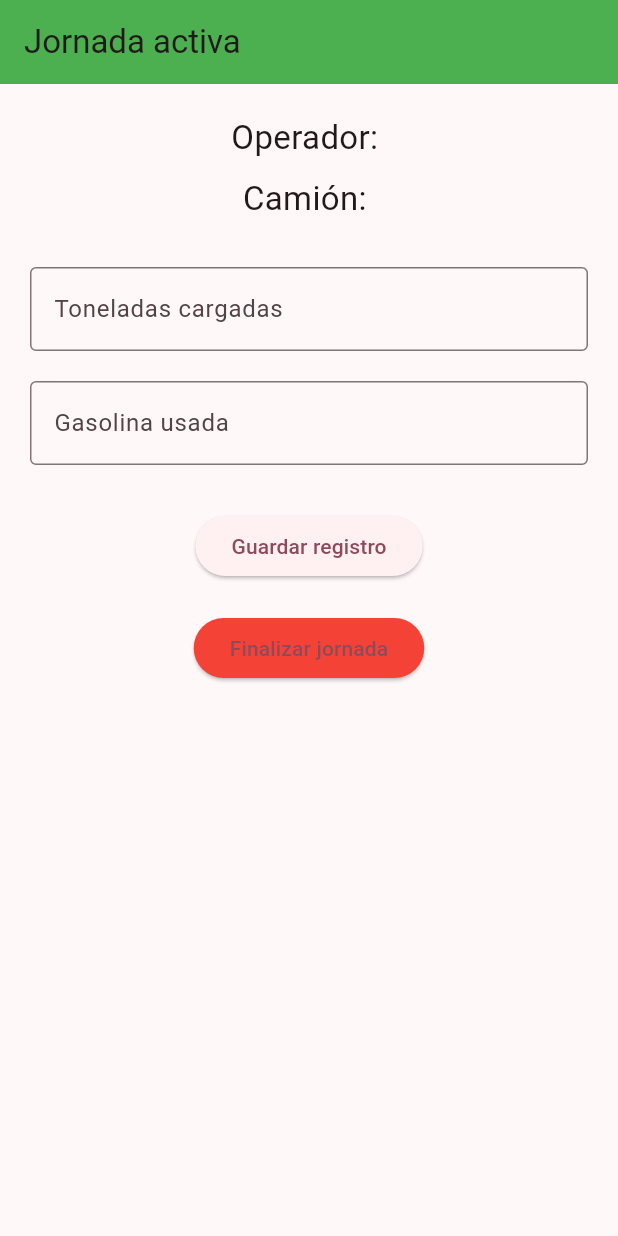
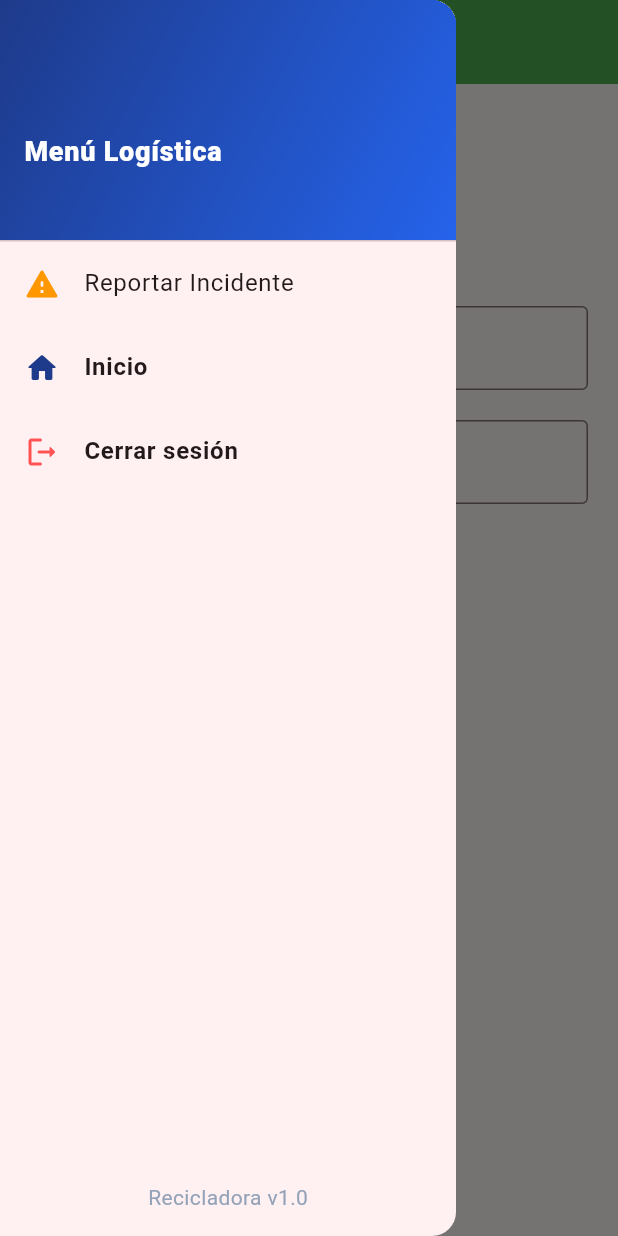
Before and after one commit to Luis3644/Recicladora, a Flutter app: the JornadaScreen screen opened directly with empty values, with the side drawer open (before the commit the screen has no drawer), on a phone screen of 412 x 824 dp. Run offline on Flutter 3.47's test engine with Material 3 defaults, Android fonts, the phone set to English and light mode, and no system bars; our stand-ins replace cloud_firestore, connectivity_plus, firebase_analytics, firebase_auth, firebase_core, firebase_crashlytics and 2 more; accounts and stored records are empty; network calls fail.

Commit message:
enviar reporter

```diff
--- a/flutter_application_1/lib/screens/checklist_screen.dart
+++ b/flutter_application_1/lib/screens/checklist_screen.dart
@@ -7,11 +7,13 @@ class ChecklistScreen extends StatefulWidget {
 
   final String nombreUsuario;
   final String camion;
+  final String placas;
 
   const ChecklistScreen({
     super.key,
     required this.nombreUsuario,
-    required this.camion
+    required this.camion,
+    required this.placas,
   });
 
   @override
@@ -82,6 +84,7 @@ class _ChecklistScreenState extends State<ChecklistScreen> {
 
         "operador": widget.nombreUsuario,
         "camion": widget.camion,
+        "placas": widget.placas,
         "casco": casco,
         "botas": botas,
         "pantalon": pantalon,
@@ -105,7 +108,8 @@ class _ChecklistScreenState extends State<ChecklistScreen> {
           .set({
 
         "jornada_activa": true,
-        "camion_actual": widget.camion
+        "camion_actual": widget.camion,
+        "placas_actuales": widget.placas,
 
       }, SetOptions(merge: true));
 
@@ -121,6 +125,7 @@ class _ChecklistScreenState extends State<ChecklistScreen> {
           builder: (_) => JornadaScreen(
             operador: widget.nombreUsuario,
             camion: widget.camion,
+            placas: widget.placas,
           ),
         ),
       );
@@ -144,8 +149,8 @@ return ConnectionWrapper(
         title: const Text("Equipo de seguridad personal"),
         backgroundColor: Colors.green,
       ),
+body: SingleChildScrollView(
 
-      body: Padding(
         padding: const EdgeInsets.all(20),
 
         child: Column(
@@ -168,6 +173,11 @@ return ConnectionWrapper(
                 fontWeight: FontWeight.bold
               ),
             ),
+
+            Text(
+                "Placas: ${widget.placas}",
+                style: const TextStyle(fontSize: 16, color: Colors.blueGrey, fontWeight: FontWeight.w600),
+              ),
 
             const SizedBox(height: 20),
 
--- a/flutter_application_1/lib/screens/confirmar_camion_screen.dart
+++ b/flutter_application_1/lib/screens/confirmar_camion_screen.dart
@@ -3,118 +3,86 @@ import 'checklist_screen.dart';
 import 'widgets_conexion/connection_wrapper.dart';
 
 class ConfirmarCamionScreen extends StatelessWidget {
-
   final String operador;
   final String camionId;
   final String tipo;
-
   final String foto;
+  final String placas; // <--- AGREGAMOS ESTO
 
   const ConfirmarCamionScreen({
     super.key,
     required this.operador,
     required this.camionId,
     required this.tipo,
-
     required this.foto,
+    required this.placas, // <--- REQUERIDO
   });
 
   @override
   Widget build(BuildContext context) {
     return ConnectionWrapper(
       child: Scaffold(
-
         appBar: AppBar(
           title: const Text("Confirmar camión"),
           automaticallyImplyLeading: false,
         ),
-
         body: Padding(
           padding: const EdgeInsets.all(20),
-
           child: Column(
             mainAxisAlignment: MainAxisAlignment.center,
             children: [
-
-            /// FOTO DEL CAMION
               Image.network(
                 foto,
                 height: 200,
                 errorBuilder: (context, error, stackTrace) {
-                return const Icon(
-                  Icons.local_shipping,
-                  size: 120,
-                );
+                  return const Icon(Icons.local_shipping, size: 120);
                 },
               ),
-
               const SizedBox(height: 20),
-
               Text(
                 tipo,
-              style: const TextStyle(
-                fontSize: 26,
-                fontWeight: FontWeight.bold,
+                style: const TextStyle(fontSize: 26, fontWeight: FontWeight.bold),
               ),
+              // --- MOSTRAR LAS PLACAS AQUÍ ---
+              Text(
+                "Placas: $placas",
+                style: const TextStyle(fontSize: 20, color: Colors.blueGrey, fontWeight: FontWeight.w600),
               ),
-
               const SizedBox(height: 10),
-
-
-
               const Text(
                 "¿Este es el camión que operarás hoy?",
                 style: TextStyle(fontSize: 18),
                 textAlign: TextAlign.center,
               ),
-
               const SizedBox(height: 40),
-
-            /// BOTON CONFIRMAR
               ElevatedButton(
-
                 style: ElevatedButton.styleFrom(
                   backgroundColor: Colors.green,
                   minimumSize: const Size(double.infinity, 50),
                 ),
-
                 onPressed: () {
-
                   Navigator.push(
                     context,
                     MaterialPageRoute(
                       builder: (_) => ChecklistScreen(
                         nombreUsuario: operador,
                         camion: tipo,
-
+                        placas: placas, // <--- PASAMOS LAS PLACAS AL CHECKLIST
                       ),
                     ),
                   );
-
                 },
-
-              child: const Text("Confirmar"),
+                child: const Text("Confirmar", style: TextStyle(color: Colors.white)),
               ),
-
               const SizedBox(height: 15),
-
-            /// BOTON CANCELAR
               ElevatedButton(
-
                 style: ElevatedButton.styleFrom(
                   backgroundColor: Colors.red,
                   minimumSize: const Size(double.infinity, 50),
                 ),
-
-              onPressed: () {
-
-                Navigator.pop(context);
-
-              },
-
-              child: const Text(" Cancelar"),
+                onPressed: () => Navigator.pop(context),
+                child: const Text("Cancelar", style: TextStyle(color: Colors.white)),
               )
-
             ],
           ),
         ),
--- a/flutter_application_1/lib/screens/jornada_screen.dart
+++ b/flutter_application_1/lib/screens/jornada_screen.dart
@@ -2,16 +2,22 @@ import 'package:flutter/material.dart';
 import 'package:cloud_firestore/cloud_firestore.dart';
 import 'operador_screen.dart';
 import 'widgets_conexion/connection_wrapper.dart';
+import 'widgets/menu_lateral.dart';
 
 class JornadaScreen extends StatefulWidget {
 
+
   final String operador;
   final String camion;
+  final String placas;
+
 
   const JornadaScreen({
     super.key,
     required this.operador,
     required this.camion,
+    required this.placas,
+
   });
 
   @override
@@ -22,6 +28,10 @@ class _JornadaScreenState extends State<JornadaScreen> {
 
   final TextEditingController toneladasController = TextEditingController();
   final TextEditingController gasolinaController = TextEditingController();
+
+
+
+
 
   Future<void> guardarRegistro() async {
 
@@ -35,6 +45,7 @@ class _JornadaScreenState extends State<JornadaScreen> {
     await FirebaseFirestore.instance.collection("jornadas").add({
       "operador": widget.operador,
       "camion": widget.camion,
+      "placas": widget.placas,
       "toneladas": toneladasController.text,
       "gasolina": gasolinaController.text,
       "fecha": DateTime.now()
@@ -69,7 +80,8 @@ class _JornadaScreenState extends State<JornadaScreen> {
         .doc(widget.operador)
         .update({
       "jornada_activa": false,
-      "camion_actual": ""
+      "camion_actual": "",
+      "placas_actuales": "",
     });
 
     ScaffoldMessenger.of(context).showSnackBar(
@@ -95,10 +107,14 @@ return ConnectionWrapper(
         title: const Text("Jornada activa"),
         backgroundColor: Colors.green,
       ),
+      drawer: MenuLateral(
+        nombreUsuario: widget.operador,
+        camion: widget.camion,
+        placas: widget.placas,
+        ),
 
-      body: Padding(
-        padding: const EdgeInsets.all(20),
-
+      body: SingleChildScrollView(
+       padding: const EdgeInsets.all(20),
         child: Column(
           children: [
 
@@ -113,6 +129,11 @@ return ConnectionWrapper(
               "Camión: ${widget.camion}",
               style: const TextStyle(fontSize: 22),
             ),
+
+            Text(
+                "Placas: ${widget.placas}",
+                style: const TextStyle(fontSize: 18, color: Colors.blueGrey),
+              ),
 
             const SizedBox(height: 30),
 
--- a/flutter_application_1/lib/screens/operador_screen.dart
+++ b/flutter_application_1/lib/screens/operador_screen.dart
@@ -58,6 +58,7 @@ class _OperadorScreenState extends State<OperadorScreen> {
     if (jornadaActiva) {
 
       String camion = doc.data()?["camion_actual"] ?? "";
+      String placas = doc.data()?["placas_actuales"] ?? "S/P";
 
       WidgetsBinding.instance.addPostFrameCallback((_) {
         Navigator.pushReplacement(
@@ -66,6 +67,7 @@ class _OperadorScreenState extends State<OperadorScreen> {
             builder: (_) => JornadaScreen(
               operador: widget.nombreUsuario,
               camion: camion,
+              placas: placas,
             ),
           ),
         );
@@ -74,7 +76,7 @@ class _OperadorScreenState extends State<OperadorScreen> {
     }
   }
 
-  Future<void> seleccionarCamion(String camionId, String tipoCamion) async {
+  Future<void> seleccionarCamion(String camionId, String tipoCamion,String placasRecibidas) async {
 
     try {
 
@@ -93,7 +95,8 @@ class _OperadorScreenState extends State<OperadorScreen> {
           .doc(widget.nombreUsuario)
           .set({
         "jornada_activa": true,
-        "camion_actual": tipoCamion
+        "camion_actual": tipoCamion,
+        "placas_actuales": placasRecibidas,
       }, SetOptions(merge: true));
 
       /// ir al checklist
@@ -105,6 +108,8 @@ class _OperadorScreenState extends State<OperadorScreen> {
           builder: (_) => ChecklistScreen(
             nombreUsuario: widget.nombreUsuario,
             camion: tipoCamion,
+            placas: placasRecibidas,
+
           ),
         ),
       );
@@ -319,6 +324,7 @@ class _OperadorScreenState extends State<OperadorScreen> {
                                 tipo: data["tipo"],
 
                                 foto: data["foto"],
+                                placas: data["placas"] ?? "S/P",
                               ),
                             ),
                           );
--- /dev/null
+++ b/flutter_application_1/lib/screens/widgets/menu_lateral.dart
@@ -0,0 +1,109 @@
+import 'package:flutter/material.dart';
+import 'package:firebase_auth/firebase_auth.dart';
+import '../login_screen.dart';
+import '../reporte_screen.dart';
+
+class MenuLateral extends StatelessWidget {
+  final String nombreUsuario;
+  final String camion; // <--- Agregamos esto
+  final String placas;
+
+  const MenuLateral({super.key,
+  required this.nombreUsuario,
+  this.camion = "Sin asignar", // Valor por defecto
+    this.placas = "---"
+  });
+
+  // Colores que ya estás usando
+  static const _primary = Color(0xFF1E3A8A);
+  static const _primary2 = Color(0xFF2563EB);
+
+  @override
+  Widget build(BuildContext context) {
+    return Drawer(
+      child: Column(
+        children: [
+          DrawerHeader(
+            margin: EdgeInsets.zero,
+            padding: EdgeInsets.zero,
+            child: Container(
+              decoration: const BoxDecoration(
+                gradient: LinearGradient(
+                  colors: [_primary, _primary2],
+                  begin: Alignment.topLeft,
+                  end: Alignment.bottomRight,
+                ),
+              ),
+              padding: const EdgeInsets.fromLTRB(16, 18, 16, 16),
+              child: Align(
+                alignment: Alignment.bottomLeft,
+                child: Column(
+                  mainAxisSize: MainAxisSize.min,
+                  crossAxisAlignment: CrossAxisAlignment.start,
+                  children: [
+                    const Text(
+                      "Menú Logística",
+                      style: TextStyle(
+                        color: Colors.white,
+                        fontSize: 18,
+                        fontWeight: FontWeight.w800,
+                      ),
+                    ),
+                    const SizedBox(height: 6),
+                    Text(
+                      nombreUsuario,
+                      maxLines: 1,
+                      overflow: TextOverflow.ellipsis,
+                      style: const TextStyle(color: Colors.white70),
+                    ),
+                  ],
+                ),
+              ),
+            ),
+          ),
+
+ListTile(
+  leading: const Icon(Icons.report_problem_rounded, color: Colors.orange),
+  title: const Text("Reportar Incidente"),
+  onTap: () {
+    Navigator.of(context).pop(); // Cierra el menú
+    Navigator.of(context).push(
+      MaterialPageRoute(
+        builder: (_) => ReporteScreen(
+          nombreUsuario: nombreUsuario,
+          camion: camion,
+          placas: placas,
+          ),
+      ),
+    );
+  },
+),
+
+          ListTile(
+            leading: const Icon(Icons.home_rounded, color: _primary),
+            title: const Text("Inicio", style: TextStyle(fontWeight: FontWeight.w700)),
+            onTap: () => Navigator.of(context).pop(), // Solo cierra el menú
+          ),
+          ListTile(
+            leading: const Icon(Icons.logout_rounded, color: Colors.redAccent),
+            title: const Text("Cerrar sesión", style: TextStyle(fontWeight: FontWeight.w700)),
+            onTap: () async {
+              await FirebaseAuth.instance.signOut();
+              if (context.mounted) {
+                Navigator.of(context).pushAndRemoveUntil(
+                  MaterialPageRoute(builder: (_) => const LoginScreen()),
+                  (route) => false,
+                );
+              }
+            },
+          ),
+          const Spacer(),
+          const Padding(
+            padding: EdgeInsets.all(16),
+            child: Text("Recicladora v1.0", style: TextStyle(color: Color(0xFF94A3B8))),
+          ),
+        ],
+      ),
+    );
+  }
+}
--- a/flutter_application_1/pubspec.yaml
+++ b/flutter_application_1/pubspec.yaml
@@ -40,6 +40,8 @@ dependencies:
   firebase_crashlytics: ^5.0.7
   firebase_auth: ^6.1.4
   connectivity_plus: ^7.0.0
+  image_picker: ^1.2.1
+  firebase_storage: ^13.0.6
 
 dev_dependencies:
   flutter_test:
```
Also changed, not shown: flutter_application_1/lib/screens/reporte_screen.dart (added, +189 -0 lines), flutter_application_1/pubspec.lock, 5 other files. Lines whose indentation alone changed are shown as unchanged.
